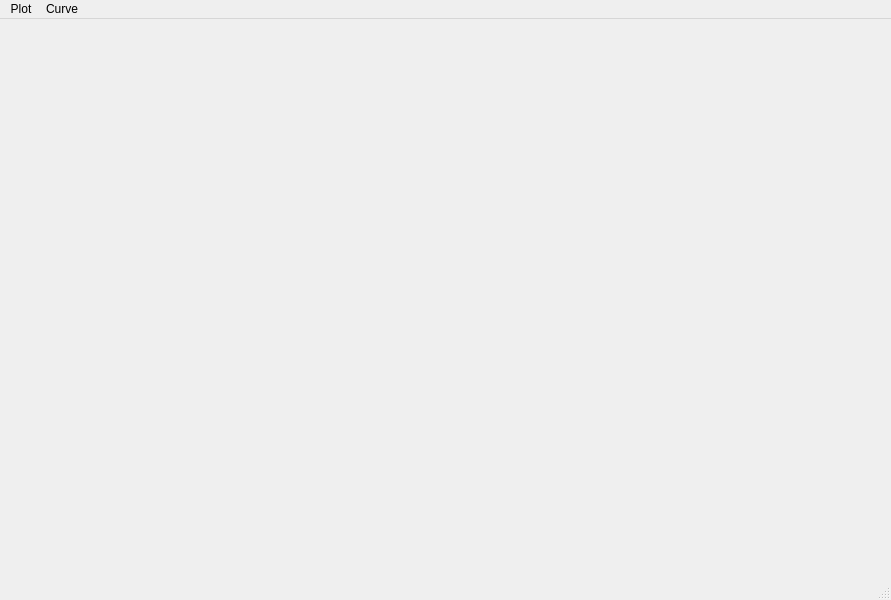
Above: PyFANS/UI/UI_ExperimentDataAnalysis.ui from zigorrom/PyFANS before the change. Below: the same form after it.
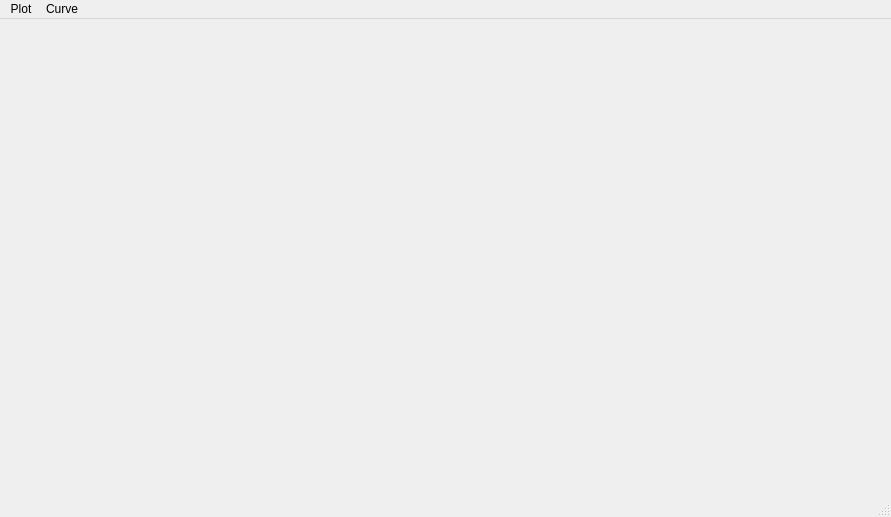
That is the form after the change.

```diff
--- a/PyFANS/UI/UI_ExperimentDataAnalysis.ui
+++ b/PyFANS/UI/UI_ExperimentDataAnalysis.ui
@@ -7,7 +7,7 @@
     <x>0</x>
     <y>0</y>
     <width>891</width>
-    <height>600</height>
+    <height>517</height>
    </rect>
   </property>
   <property name="windowTitle">
```
Left out of the diff: 2 changed lines with no effect on the pictures.
